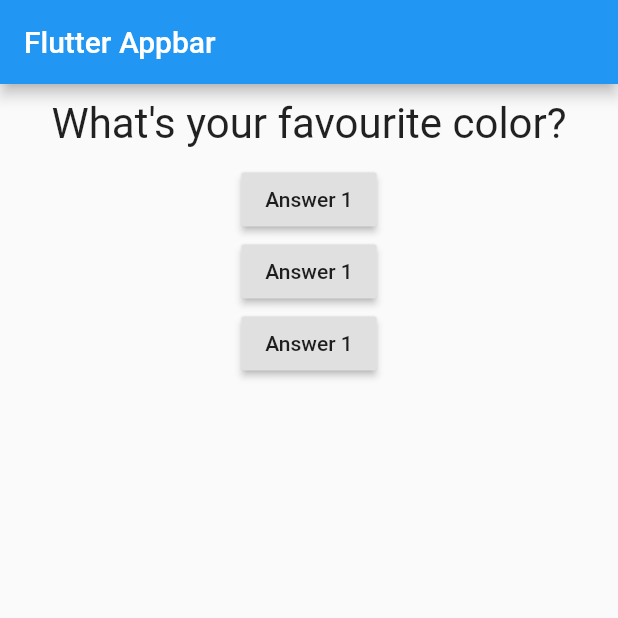
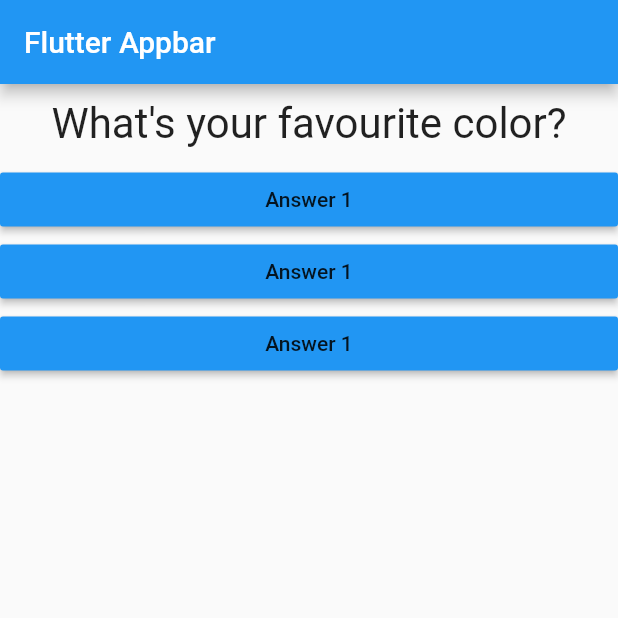
Before and after one commit to mricky/flutter_restaurant, a Flutter app: the screen it shows after launch, on a phone screen of 412 x 824 dp, the top half of it. Run offline on Flutter 3.47's test engine with Material 2 defaults, Android fonts, the phone set to English and light mode, and no system bars.

```diff
--- /dev/null
+++ b/flutter_complete_guide/lib/answer.dart
@@ -0,0 +1,18 @@
+import 'package:flutter/material.dart';
+
+class Answer extends StatelessWidget {
+  final Function selectHandler;
+
+  Answer(this.selectHandler);
+  @override
+  Widget build(BuildContext context) {
+    return Container(
+      width: double.infinity,
+      child: RaisedButton(
+        color: Colors.blue,
+        child: Text('Answer 1'),
+        onPressed: selectHandler,
+      ),
+    );
+  }
+}
--- a/flutter_complete_guide/lib/main.dart
+++ b/flutter_complete_guide/lib/main.dart
@@ -1,5 +1,6 @@
 import 'package:flutter/material.dart';
 import './question.dart';
+import './answer.dart';
 
 void main() => runApp(MyApp());
 
@@ -31,12 +32,12 @@ void main() => runApp(MyApp());
         appBar: AppBar(title: Text('Flutter Appbar'),),
         body: Column(children: <Widget>[
           Question(questions[_questionIndex]),
+          Answer(answerQuestion),
+          Answer(answerQuestion),
+          Answer(answerQuestion),
           // Text(questions[_questionIndex]),
-          RaisedButton(child: Text('Answer 1'),onPressed: answerQuestion,),
-          RaisedButton(child: Text('Answer 1'),onPressed: ()=> 'anwer 3'),
-          RaisedButton(child: Text('Answer 1'),onPressed: (){
-              print('anonymous function');
-          },)
+          // RaisedButton(child: Text('Answer 1'),onPressed: answerQuestion,),
+
         ],),
       ),
     );
```
